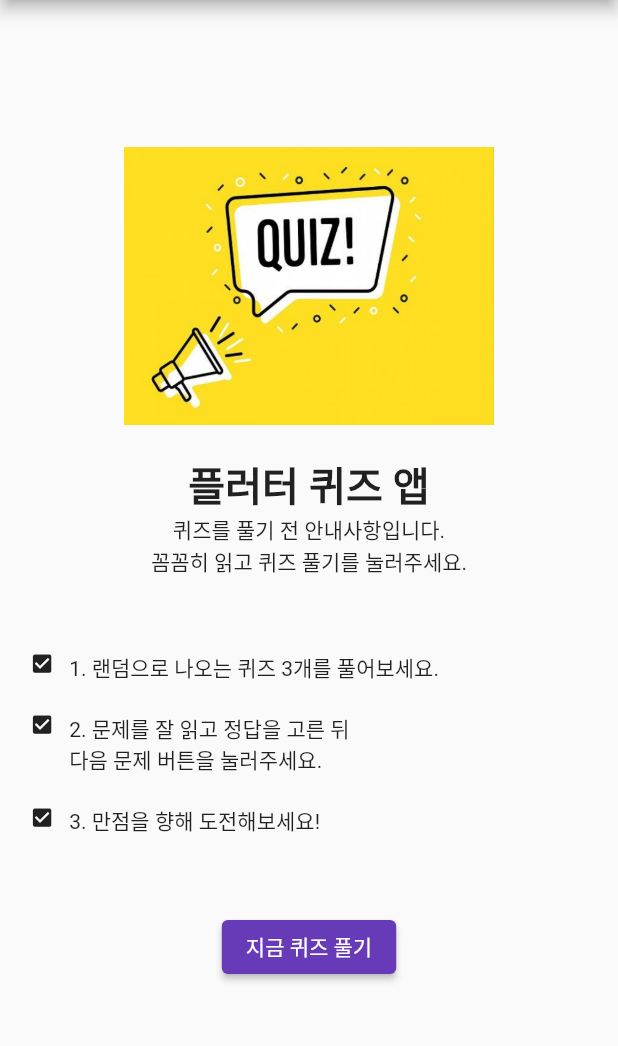
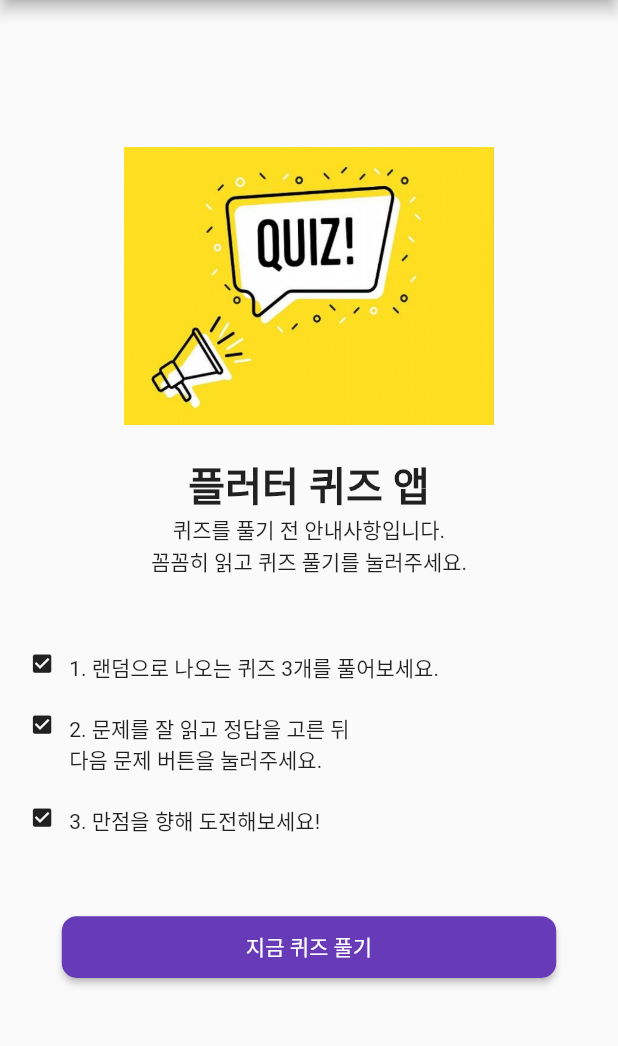
Before and after one commit to almeng00/quiz-app-project, a Flutter app: the screen it shows after launch, on a phone screen of 412 x 824 dp, the part 84-1130 px from its top. Run offline on Flutter 3.47's test engine with Material 2 defaults, Android fonts, the phone set to English and light mode, and no system bars.

Commit message:
edit screen_home

```diff
--- a/lib/main.dart
+++ b/lib/main.dart
@@ -4,7 +4,6 @@ import 'package:quiz_app_test/screen/screen_home.dart';
 void main() => runApp(MyApp());
 
 class MyApp extends StatelessWidget {
-
   @override
   Widget build(BuildContext context) {
     return MaterialApp(
--- a/lib/screen/screen_home.dart
+++ b/lib/screen/screen_home.dart
@@ -1,6 +1,4 @@
 import 'package:flutter/material.dart';
-import 'package:quiz_app_test/model/model_quiz.dart';
-import 'package:quiz_app_test/screen/screen_quiz.dart';
 
 class HomeScreen extends StatefulWidget {
   @override
@@ -8,45 +6,49 @@ class HomeScreen extends StatefulWidget {
 }
 
 class _HomeScreenState extends State<HomeScreen> {
+  /*
   List<Quiz> quizs = [
     Quiz.fromMap({
       'title': 'test',
-    'candidates': ['a','b','c','d'],
+      'candidates': ['a', 'b', 'c', 'd'],
       'answer': 0
     }),
     Quiz.fromMap({
       'title': 'test',
-    'candidates': ['a','b','c','d'],
+      'candidates': ['a', 'b', 'c', 'd'],
       'answer': 0
     }),
     Quiz.fromMap({
       'title': 'test',
-    'candidates': ['a','b','c','d'],
+      'candidates': ['a', 'b', 'c', 'd'],
       'answer': 0
     }),
   ];
+  */
   @override
   Widget build(BuildContext context) {
-    Size screenSize = MediaQuery.of(context).size;
+    Size screenSize =
+        MediaQuery.of(context).size; //MediaQuery로 Size 타입의 변수를 만든다
     double width = screenSize.width;
     double height = screenSize.height;
 
     return SafeArea(
       child: Scaffold(
+        //Scaffold[비계]
         appBar: AppBar(
           title: Text('My Quiz APP'),
           backgroundColor: Colors.deepPurple,
           leading: Container(),
           centerTitle: true,
         ),
-        body:Column(
+        body: Column(
           mainAxisAlignment: MainAxisAlignment.center,
           crossAxisAlignment: CrossAxisAlignment.center,
           children: <Widget>[
             Center(
               child: Image.asset(
                 'images/quiz.jpeg',
-                width: width *0.6,
+                width: width * 0.6,
               ),
             ),
             Padding(
@@ -61,7 +63,7 @@ class _HomeScreenState extends State<HomeScreen> {
             ),
             Text(
               '퀴즈를 풀기 전 안내사항입니다.\n꼼꼼히 읽고 퀴즈 풀기를 눌러주세요.',
-              textAlign:  TextAlign.center,
+              textAlign: TextAlign.center,
             ),
             Padding(
               padding: EdgeInsets.all(width * 0.048),
@@ -69,7 +71,8 @@ class _HomeScreenState extends State<HomeScreen> {
             _buildStep(width, '1. 랜덤으로 나오는 퀴즈 3개를 풀어보세요.'),
             _buildStep(width, '2. 문제를 잘 읽고 정답을 고른 뒤\n다음 문제 버튼을 눌러주세요.'),
             _buildStep(width, '3. 만점을 향해 도전해보세요!'),
-            Padding(padding: EdgeInsets.all(width * 0.048),
+            Padding(
+              padding: EdgeInsets.all(width * 0.048),
             ),
             Container(
               padding: EdgeInsets.only(bottom: width * 0.036),
@@ -80,24 +83,28 @@ class _HomeScreenState extends State<HomeScreen> {
                   shape: RoundedRectangleBorder(
                     borderRadius: BorderRadius.circular(10),
                   ),
-                  child: ElevatedButton(
+                  child: MaterialButton(
                     child: Text(
                       '지금 퀴즈 풀기',
                       style: TextStyle(color: Colors.white),
                     ),
-                    onPressed: () {
+                    color: Colors.deepPurple,
+                    onPressed: () {},
+                  ),
+                  /* onPressed: () {
                         Navigator.push(
                           context,
                           MaterialPageRoute(
                             builder: (context) => QuizScreen(
-                            quizs:quizs,
+                              quizs: quizs,
                             ),
                           ),
                         );
                       },
                       style: ElevatedButton.styleFrom(
-                    primary: Colors.deepPurple,) // Background color
-                  ),
+                        primary: Colors.deepPurple,
+                      ) // Background color
+                      */
                 ),
               ),
             )
@@ -106,7 +113,6 @@ class _HomeScreenState extends State<HomeScreen> {
       ),
     );
   }
-
 
   Widget _buildStep(double width, String title) {
     return Container(
--- a/lib/screen/screen_quiz.dart
+++ b/lib/screen/screen_quiz.dart
@@ -34,4 +34,4 @@ class _QuizScreenState extends State<QuizScreen> {
       ),
     );
   }
-  }
+}
```
Lines whose indentation alone changed are shown as unchanged.
